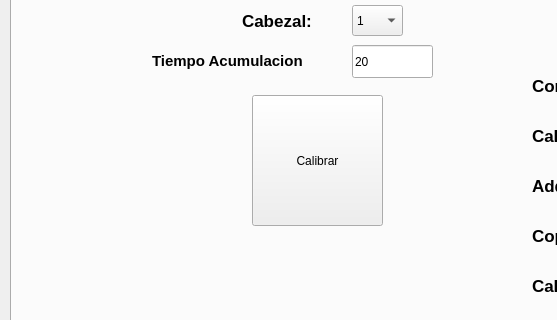
Above: ui/MainWindow.ui from dpirlo/qt-mca before the change; both pictures show x 0 to 557 and y 170 to 490 of the 1031 by 700 pixel window. Below: the same form after it.
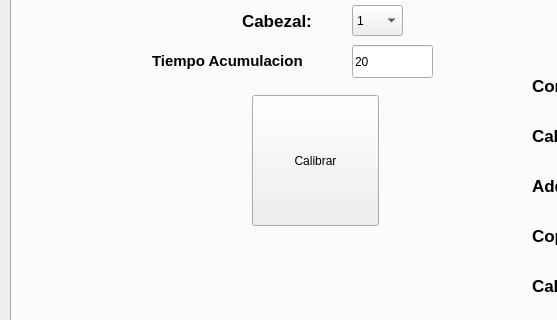
That is the form after the change. Custom widgets are drawn as their Qt base class.

What changed in the file:
```diff
--- a/ui/MainWindow.ui
+++ b/ui/MainWindow.ui
@@ -7808,13 +7808,16 @@
        <rect>
         <x>240</x>
         <y>220</y>
-        <width>131</width>
+        <width>127</width>
         <height>131</height>
        </rect>
       </property>
       <property name="text">
        <string>Calibrar</string>
       </property>
+      <property name="checkable">
+       <bool>true</bool>
+      </property>
      </widget>
      <widget class="QComboBox" name="comboBox_head_select_graph_4">
       <property name="enabled">
```
Left out of the diff: 2 changed lines with no effect on the pictures.
